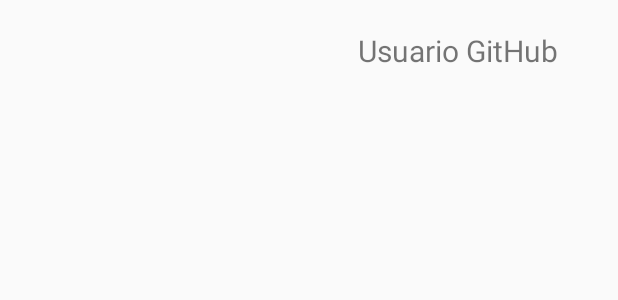
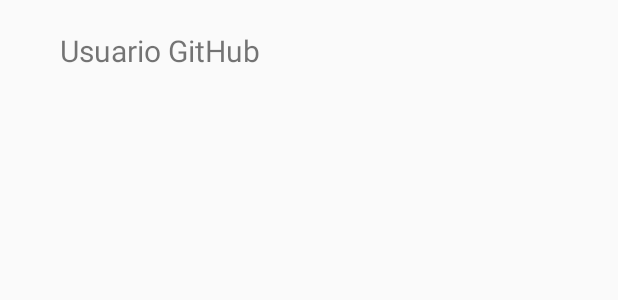
Before and after one commit to leonardosibela/Github, an Android app: the layout adapter_usuario.xml on its own in the app's theme, with its tools: preview values and no code run, on a phone screen of 412 x 824 dp. Shown: the top 300 px of the screen. Run offline under Robolectric (Android 15) with nearby library versions, the phone set to English and light mode, and no system bars.

Commit message:
Alteracao de layout - exibicao dos nomes dos usuarios na listview

```diff
--- a/app/src/main/res/layout/adapter_usuario.xml
+++ b/app/src/main/res/layout/adapter_usuario.xml
@@ -3,7 +3,7 @@
     xmlns:android="http://schemas.android.com/apk/res/android"
     android:layout_width="match_parent"
     android:layout_height="match_parent"
-    android:layout_margin="20dp">
+    android:padding="20dp">
 
     <ImageView
         android:id="@+id/imgAvatar"
@@ -16,8 +16,8 @@
         android:text="Usuario GitHub"
         android:id="@+id/txtNomeUsuario"
         android:textSize="20dp"
-        android:layout_alignParentRight="true"
-        android:layout_marginRight="20dp"
+        android:layout_alignParentLeft="true"
+        android:layout_marginLeft="20dp"
         android:layout_width="wrap_content"
         android:layout_height="wrap_content" />
 
```
Also changed, not shown: app/src/main/java/com/dextra/sibela/github/BuscaUsuariosActivity.java (line endings or trailing spaces).
